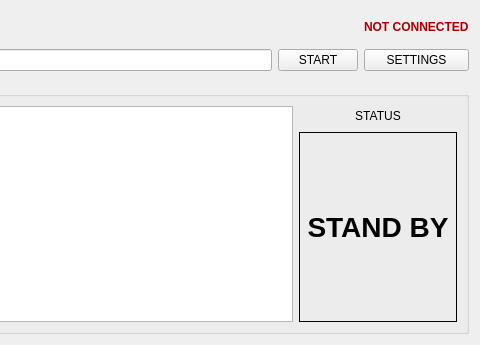
This is dig_dug_gui.ui in luishpaz96/ino-digdug as Qt 5 draws it before an edit; both pictures show x 330 to 810 and y 0 to 345 of the 810 by 345 pixel window. The edited form follows.
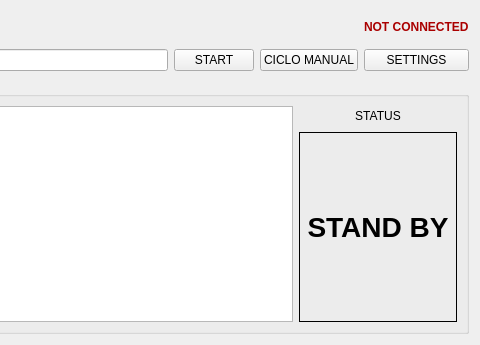
This is the edited form.

Commit message: Botón CICLO MANUAL y cursor de regreso al SN al terminar cada prueba

The edit to the form file:
```diff
--- a/dig_dug_gui.ui
+++ b/dig_dug_gui.ui
@@ -14,7 +14,7 @@
    <string>Form</string>
   </property>
   <layout class="QGridLayout" name="gridLayout_2">
-   <item row="0" column="3">
+   <item row="0" column="4">
     <widget class="QLabel" name="com_port_label">
      <property name="font">
       <font>
@@ -46,7 +46,7 @@
      </property>
     </widget>
    </item>
-   <item row="2" column="0" colspan="4">
+   <item row="2" column="0" colspan="5">
     <widget class="QGroupBox" name="groupBox">
      <property name="title">
       <string>Output Monitor</string>
@@ -150,6 +150,16 @@
     </widget>
    </item>
    <item row="1" column="3">
+    <widget class="QPushButton" name="manual_button">
+     <property name="text">
+      <string>CICLO MANUAL</string>
+     </property>
+     <property name="autoDefault">
+      <bool>false</bool>
+     </property>
+    </widget>
+   </item>
+   <item row="1" column="4">
     <widget class="QPushButton" name="settings_button">
      <property name="text">
       <string>SETTINGS</string>
```
The commit also changes 2 other files.
